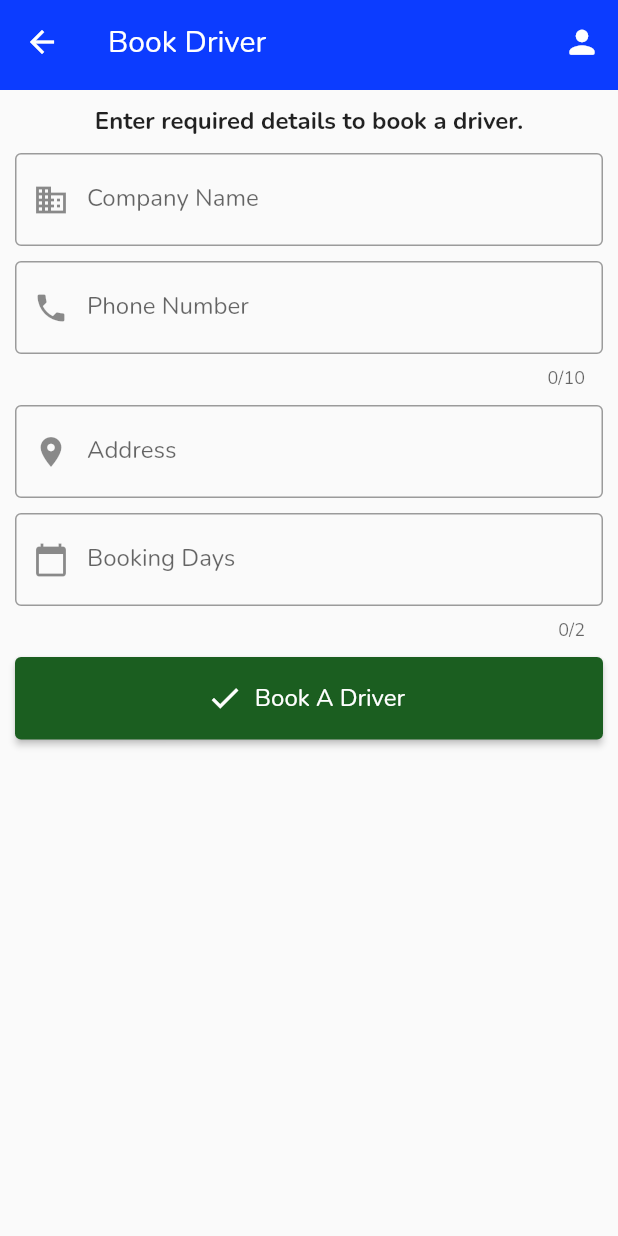
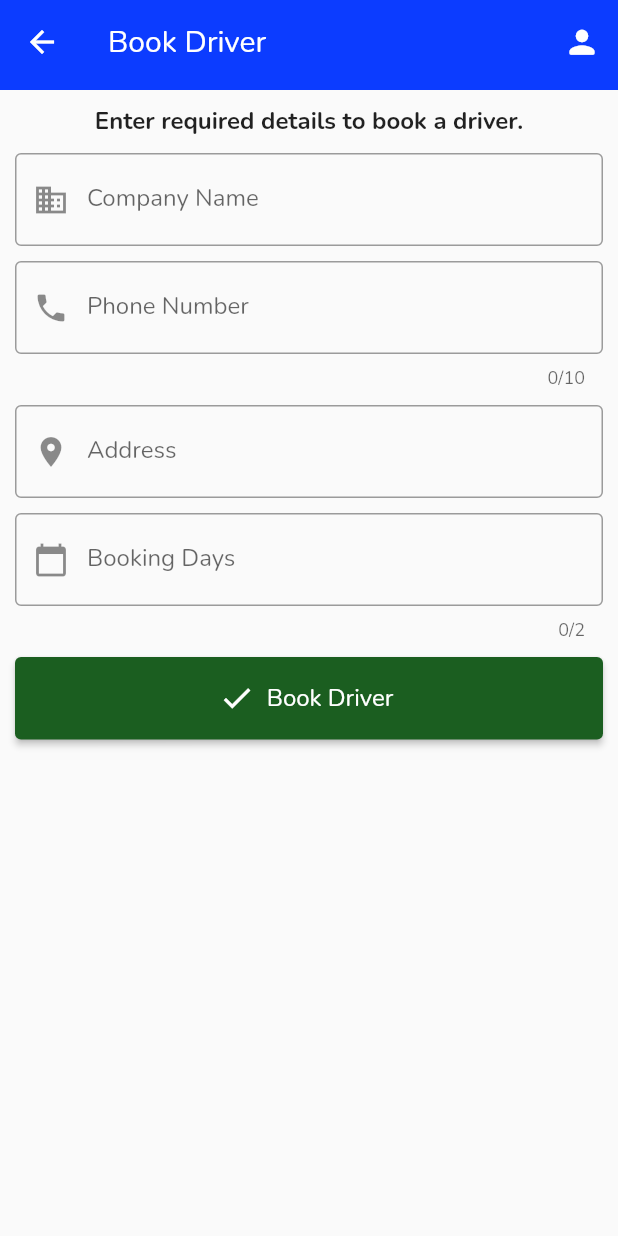
Before and after one commit to kafle1/hamro-yatayat, a Flutter app: the BookDriver screen opened by its route, on a phone screen of 412 x 824 dp. Run offline on Flutter 3.47's test engine with Material 2 defaults, Android fonts, the phone set to English and light mode, and no system bars; our stand-ins replace carousel_pro_nullsafety, cloud_firestore, connectivity, firebase_auth, firebase_core, firebase_messaging and 8 more; missing offline and left inert: dart:ffi, nepali_date_picker, nepali_utils, syncfusion_flutter_pdf; accounts and stored records are empty; network calls fail.

Commit message:
Add Nepali Languages Accordingly

```diff
--- a/lib/components/biddings.dart
+++ b/lib/components/biddings.dart
@@ -108,9 +108,11 @@ class _GetBiddingsState extends State<GetBiddings> {
                                                 context: context,
                                                 builder: (ctxt) => AlertDialog(
                                                       title: Text(
-                                                          'Choose a Payment Method !'),
+                                                          'Choose a Payment Method !'
+                                                              .tr),
                                                       content: Text(
-                                                          'Select payment method for this booking .'),
+                                                          'Select payment method for this booking .'
+                                                              .tr),
                                                       actions: [
                                                         TextButton(
                                                           style: TextButton
@@ -130,7 +132,8 @@ class _GetBiddingsState extends State<GetBiddings> {
                                                                 'Your booking is confirmed with final price of Rs.${data['amount']}. Happy Journey !!',
                                                                 ctxt);
                                                           },
-                                                          child: Text('Pay Now',
+                                                          child: Text(
+                                                              'Pay Now'.tr,
                                                               style: TextStyle(
                                                                   color: Colors
                                                                       .white)),
@@ -156,7 +159,7 @@ class _GetBiddingsState extends State<GetBiddings> {
                                                                 ctxt);
                                                           },
                                                           child: Text(
-                                                            'Pay Later',
+                                                            'Pay Later'.tr,
                                                             style: TextStyle(
                                                                 color: Colors
                                                                     .white),
--- a/lib/lang/ne_NP.dart
+++ b/lib/lang/ne_NP.dart
@@ -120,5 +120,24 @@ const Map<String, String> neNP = {
   'Are you sure you want to cancel this booking? You cant revert back once you cancel this booking !':
       'के तपाइँ यो बुकिङ रद्द गर्न निश्चित हुनुहुन्छ? तपाईंले यो बुकिङ रद्द गरेपछि तपाईं फर्कन सक्नुहुन्न!',
   'Yes Cancel': 'हो रद्द गर्नुहोस्',
-  'Call Driver': 'ड्राइभरलाई कल गर्नुहोस्'
+  'Call Driver': 'ड्राइभरलाई कल गर्नुहोस्',
+  'Enter required details to book a driver.':
+      'चालक बुक गर्न आवश्यक विवरणहरू लेख्नुहोस् ।',
+  'Book Driver': 'चालक बुक गर्नुहोस्',
+  'Enter Company Name': 'कम्पनीको नाम लेख्नुहोस्',
+  'Company Name': 'कम्पनीको नाम',
+  'Enter Your Phone Number': 'फोन नम्बर लेख्नुहोस्',
+  'Enter Company\'s Address': 'कम्पनीको ठेगाना लेख्नुहोस्',
+  'Address': 'ठेगाना',
+  'Enter Number of Booking Days': 'बुकिङ दिनहरूको संख्या लेख्नुहोस्',
+  'Enter Valid Phone Number': 'मान्य फोन नम्बर लेख्नुहोस्',
+  'Booking Days Cannot be Empty': "बुकिङ दिनहरू खाली हुन सक्दैन",
+  'Driver Booked Successfully. You will get a detailed call about this booking from Yatayat. Thank you for booking !!':
+      'चालक सफलतापूर्वक बुक गरियो। तपाईंले यातायातबाट यस बुकिङको बारेमा विस्तृत कल प्राप्त गर्नुहुनेछ। बुकिंग को लागी धन्यवाद !!',
+  'Driver': 'ड्राइभर',
+  'Choose a Payment Method !': 'भुक्तानी विधि छान्नुहोस्!',
+  'Select payment method for this booking .':
+      'यो बुकिङको लागि भुक्तानी विधि चयन गर्नुहोस्।',
+  'Pay Now': 'अहिले तिर्नुहोस्',
+  'Pay Later': 'पछि तिर्नुहोस्'
 };
--- a/lib/screens/booking/book_driver.screen.dart
+++ b/lib/screens/booking/book_driver.screen.dart
@@ -32,25 +32,25 @@ class _BookDriverState extends State<BookDriver> {
 
   @override
   Widget build(BuildContext context) {
-    return showSpinner
+    return Scaffold(
+      appBar: YatayatAppbar(
+        height: 60,
+        title: Text('Book Driver'.tr),
+      ),
+      body: showSpinner
           ? Center(
               child: CircularProgressIndicator(
                 color: kThemeColor,
                 backgroundColor: Colors.white,
               ),
             )
-        : Scaffold(
-            appBar: YatayatAppbar(
-              height: 60,
-              title: Text('Book Driver'),
-            ),
-            body: SingleChildScrollView(
+          : SingleChildScrollView(
               child: Padding(
                 padding: const EdgeInsets.all(10.0),
                 child: Column(
                   children: [
                     Text(
-                      'Enter required details to book a driver.',
+                      'Enter required details to book a driver.'.tr,
                       style:
                           TextStyle(fontWeight: FontWeight.bold, fontSize: 16),
                     ),
@@ -63,7 +63,7 @@ class _BookDriverState extends State<BookDriver> {
                         controller: _companyNameCtrl,
                         decoration: InputDecoration(
                           hintText: 'Enter Company Name'.tr,
-                          labelText: 'Company Name',
+                          labelText: 'Company Name'.tr,
                           errorMaxLines: 3,
                           border: OutlineInputBorder(),
                           prefixIcon: Icon(Icons.business),
@@ -80,7 +80,7 @@ class _BookDriverState extends State<BookDriver> {
                         keyboardType: TextInputType.number,
                         decoration: InputDecoration(
                           hintText: 'Enter Your Phone Number'.tr,
-                          labelText: 'Phone Number',
+                          labelText: 'Phone Number'.tr,
                           errorText: _numberError,
                           errorMaxLines: 3,
                           border: OutlineInputBorder(),
@@ -98,7 +98,7 @@ class _BookDriverState extends State<BookDriver> {
                         controller: _companyAddressCtrl,
                         decoration: InputDecoration(
                           hintText: 'Enter Company\'s Address'.tr,
-                          labelText: 'Address',
+                          labelText: 'Address'.tr,
                           border: OutlineInputBorder(),
                           prefixIcon: Icon(Icons.place),
                         ),
@@ -114,7 +114,7 @@ class _BookDriverState extends State<BookDriver> {
                         controller: _bookingDaysCtrl,
                         decoration: InputDecoration(
                           hintText: 'Enter Number of Booking Days'.tr,
-                          labelText: 'Booking Days',
+                          labelText: 'Booking Days'.tr,
                           errorMaxLines: 3,
                           errorText: _bookingDaysError,
                           border: OutlineInputBorder(),
@@ -135,7 +135,7 @@ class _BookDriverState extends State<BookDriver> {
                         onPressed: () {
                           if (_companyNumberCtrl.text.isEmpty) {
                             setState(() {
-                              _numberError = 'Enter Valid Phone Number';
+                              _numberError = 'Enter Valid Phone Number'.tr;
                             });
                           } else {
                             setState(() {
@@ -145,7 +145,7 @@ class _BookDriverState extends State<BookDriver> {
                           if (_bookingDaysCtrl.text.isEmpty) {
                             setState(() {
                               _bookingDaysError =
-                                  'Booking Days Cannot be Empty';
+                                  'Booking Days Cannot be Empty'.tr;
                             });
                           } else {
                             _bookingDaysError = null;
@@ -167,14 +167,15 @@ class _BookDriverState extends State<BookDriver> {
                               });
                               Navigator.pop(context);
                               ShowSnackBar().success(
-                                  'Driver Booked Successfully. You will get a detailed call about this booking from Yatayat. Thank you for booking !!',
+                                  'Driver Booked Successfully. You will get a detailed call about this booking from Yatayat. Thank you for booking !!'
+                                      .tr,
                                   context);
                             });
                           }
                         },
                         icon: Icon(Icons.check),
                         label: Text(
-                          'Book A Driver'.tr,
+                          'Book Driver'.tr,
                           style: TextStyle(fontSize: 16),
                         ),
                       ),
```
Lines whose indentation alone changed are shown as unchanged.
